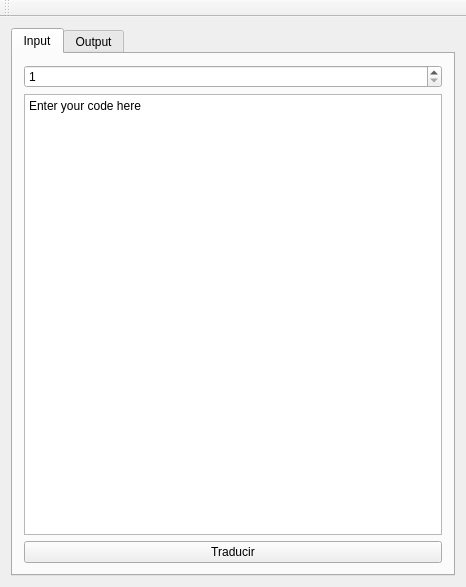
Qt form assemblytranslator/guiarqui2.ui (Sirquini/tareas-arqui2) before a commit.
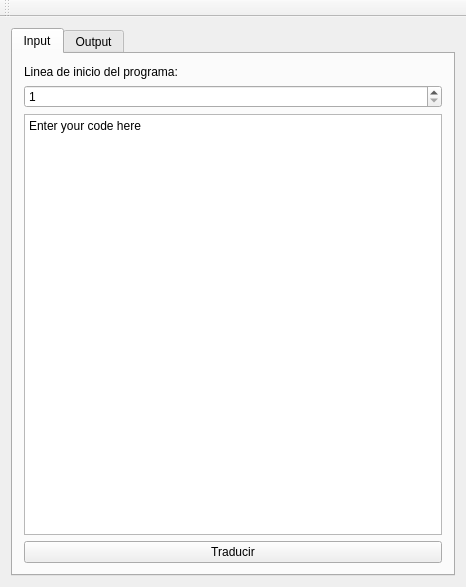
The same form after that commit.

Diff of the .ui file:
```diff
--- a/assemblytranslator/guiarqui2.ui
+++ b/assemblytranslator/guiarqui2.ui
@@ -28,6 +28,13 @@
         <string>Input</string>
        </attribute>
        <layout class="QVBoxLayout" name="verticalLayout">
+        <item>
+         <widget class="QLabel" name="label">
+          <property name="text">
+           <string>Linea de inicio del programa:</string>
+          </property>
+         </widget>
+        </item>
         <item>
          <widget class="QSpinBox" name="spinBox">
           <property name="minimum">
```
